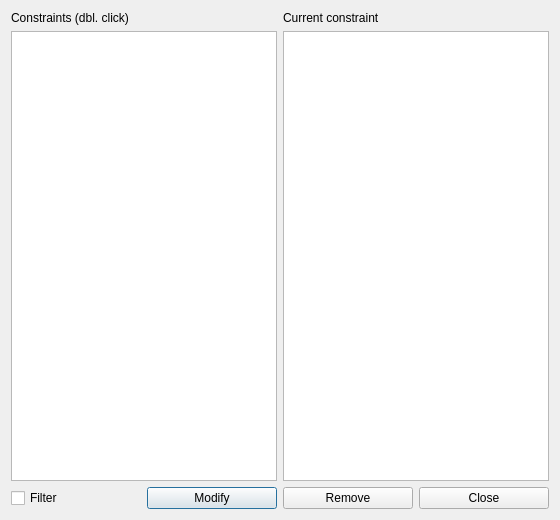
vonmecheln/fet, file fet/src/interface/allspaceconstraintsform_template.ui: the form before one commit.
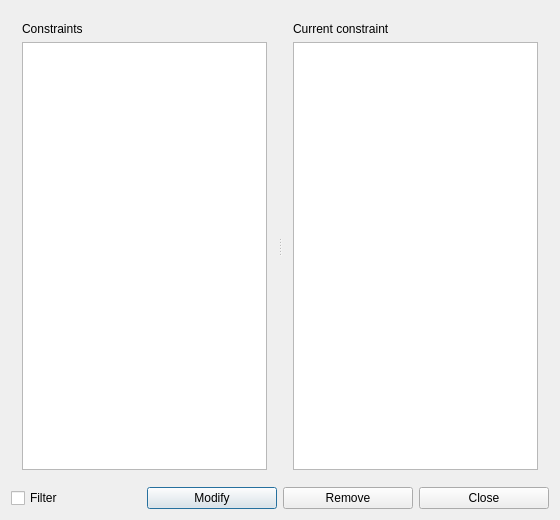
The form after the commit.

Diff of the .ui file:
```diff
--- a/fet/src/interface/allspaceconstraintsform_template.ui
+++ b/fet/src/interface/allspaceconstraintsform_template.ui
@@ -14,17 +14,31 @@
    <string extracomment="This is the title of the dialog to see the list of all constraints of this type">All space constraints</string>
   </property>
   <layout class="QGridLayout" name="gridLayout">
-   <item row="0" column="0">
+   <item row="0" column="0" colspan="4">
+    <widget class="QSplitter" name="splitter">
+     <property name="orientation">
+      <enum>Qt::Horizontal</enum>
+     </property>
+     <widget class="QWidget" name="">
+      <layout class="QVBoxLayout" name="verticalLayout_2">
+       <item>
     <widget class="QLabel" name="constraintsTextLabel">
      <property name="text">
-      <string>Constraints (dbl. click)</string>
+          <string>Constraints</string>
      </property>
      <property name="wordWrap">
       <bool>false</bool>
      </property>
     </widget>
    </item>
-   <item row="0" column="2">
+       <item>
+        <widget class="QListWidget" name="constraintsListWidget"/>
+       </item>
+      </layout>
+     </widget>
+     <widget class="QWidget" name="">
+      <layout class="QVBoxLayout" name="verticalLayout">
+       <item>
     <widget class="QLabel" name="currentConstraintTextLabel">
      <property name="text">
       <string>Current constraint</string>
@@ -34,15 +48,13 @@
      </property>
     </widget>
    </item>
-   <item row="1" column="0" colspan="2">
-    <widget class="QListWidget" name="constraintsListWidget"/>
-   </item>
-   <item row="1" column="2" colspan="2">
-    <widget class="QTextEdit" name="currentConstraintTextEdit">
-     <property name="readOnly">
-      <bool>true</bool>
-     </property>
-    </widget>
+       <item>
+        <widget class="QPlainTextEdit" name="currentConstraintTextEdit">
+        </widget>
+       </item>
+      </layout>
+     </widget>
+    </widget>
    </item>
    <item row="2" column="0">
     <widget class="QCheckBox" name="filterCheckBox">
```
Left out of the diff: 16 changed lines with no effect on the pictures. Lines whose indentation alone changed are shown as unchanged.
